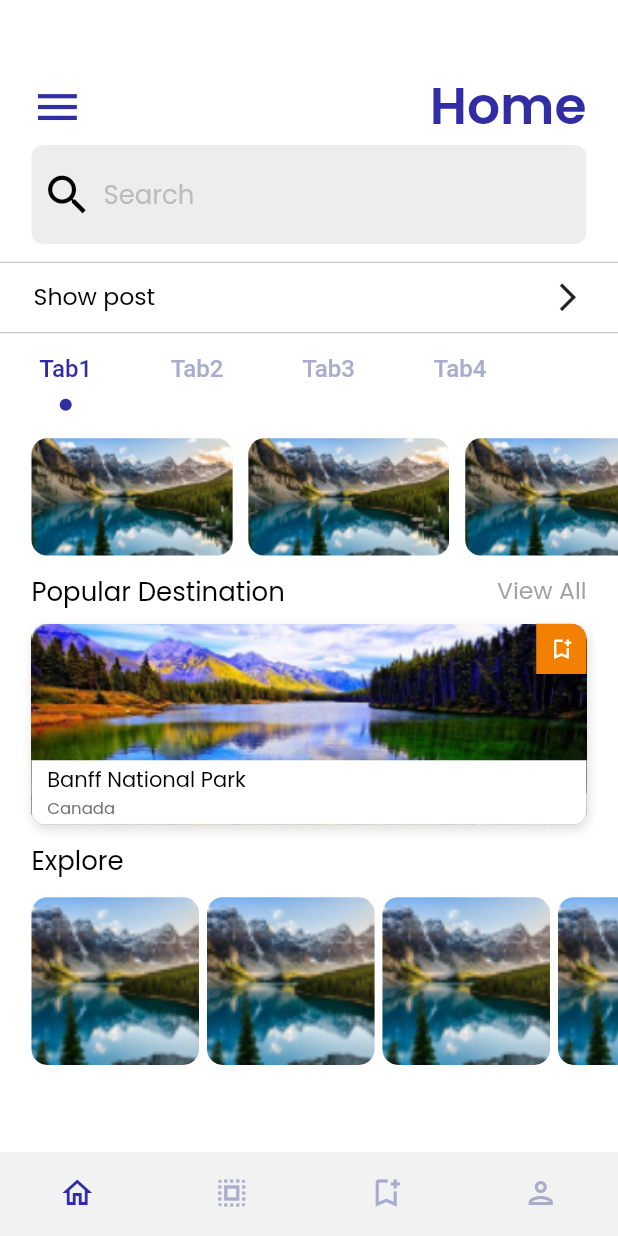
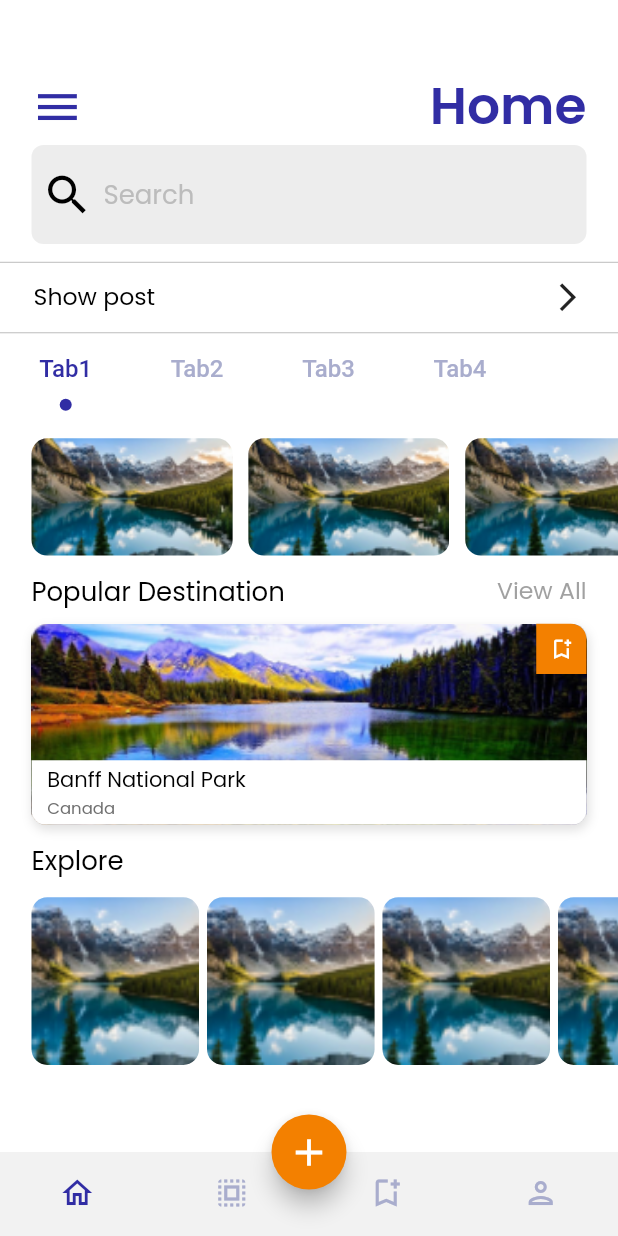
Before and after one commit to zulayqoh/TravelApp, a Flutter app: the screen it shows after launch, on a phone screen of 412 x 824 dp. Run offline on Flutter 3.47's test engine with Material 2 defaults, Android fonts, the phone set to English and light mode, and no system bars; our stand-ins replace get.

Commit message:
Added the add post button

```diff
--- a/lib/pages/home_navigation_pages/main_home_page.dart
+++ b/lib/pages/home_navigation_pages/main_home_page.dart
@@ -14,16 +14,22 @@ class MainHomePage extends StatefulWidget {
 }
 
 class _MainHomePageState extends State<MainHomePage> {
-  List pages = [
-    HomePage(),
-    CategoryPage(),
-    FavoritePage(),
-    ProfilePage()
-  ];
+  List pages = [HomePage(), CategoryPage(), FavoritePage(), ProfilePage()];
   int currentIndex = 0;
+
   @override
   Widget build(BuildContext context) {
     return Scaffold(
+      floatingActionButtonLocation:
+          FloatingActionButtonLocation.miniCenterDocked,
+      floatingActionButton: SizedBox(
+          width: 50,
+          height: 50,
+          child: FloatingActionButton(
+            onPressed: () {},
+            backgroundColor: AppColors.appOrangeColor,
+            child: Icon(Icons.add, size: 30),
+          )),
       backgroundColor: Colors.white,
       body: pages[currentIndex],
       bottomNavigationBar: BottomNavigationBar(
@@ -34,18 +40,23 @@ class _MainHomePageState extends State<MainHomePage> {
             currentIndex = index;
           });
         },
-        currentIndex: currentIndex ,
-        elevation: 0 ,
+        currentIndex: currentIndex,
+        elevation: 0,
         showSelectedLabels: false,
         showUnselectedLabels: false,
         selectedItemColor: AppColors.appMainColor,
         unselectedItemColor: AppColors.appInactiveColor,
-        items: const [
-        BottomNavigationBarItem(icon: Icon(Icons.home_outlined), label: 'Home'),
-        BottomNavigationBarItem(icon: Icon(Icons.select_all), label: 'Category'),
-        BottomNavigationBarItem(icon: Icon(Icons.bookmark_add_outlined), label: 'Favorite'),
-        BottomNavigationBarItem(icon: Icon(Icons.person_outlined), label: 'Profile'),
-      ],),
+        items: [
+          BottomNavigationBarItem(
+              icon: Icon(Icons.home_outlined), label: 'Home'),
+          BottomNavigationBarItem(
+              icon: Icon(Icons.select_all), label: 'Category'),
+          BottomNavigationBarItem(
+              icon: Icon(Icons.bookmark_add_outlined), label: 'Favorite'),
+          BottomNavigationBarItem(
+              icon: Icon(Icons.person_outlined), label: 'Profile'),
+        ],
+      ),
     );
   }
 }
```
